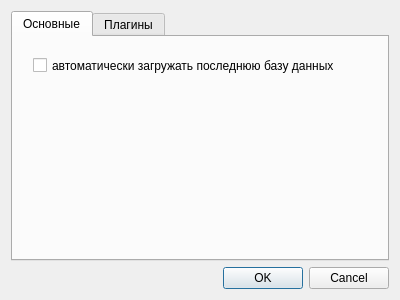
First picture: the form in forms/optionsform.ui, repository Igor-san/Pythotron, before the edit.
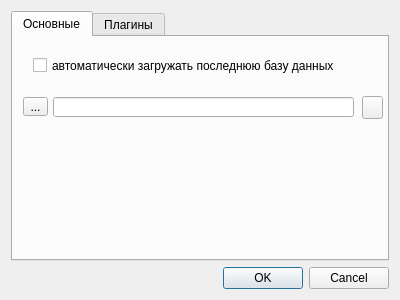
Second picture: the form after the edit. Icons and pictures are not drawn.

What changed in the file:
```diff
--- a/forms/optionsform.ui
+++ b/forms/optionsform.ui
@@ -36,6 +36,46 @@
         <string>автоматически загружать последнюю базу данных</string>
        </property>
       </widget>
+      <widget class="QToolButton" name="buttonOpenWavLocation">
+       <property name="geometry">
+        <rect>
+         <x>10</x>
+         <y>60</y>
+         <width>25</width>
+         <height>19</height>
+        </rect>
+       </property>
+       <property name="text">
+        <string>...</string>
+       </property>
+      </widget>
+      <widget class="QLineEdit" name="lineEditWavLocation">
+       <property name="geometry">
+        <rect>
+         <x>40</x>
+         <y>60</y>
+         <width>301</width>
+         <height>20</height>
+        </rect>
+       </property>
+      </widget>
+      <widget class="QPushButton" name="buttonPlayWav">
+       <property name="geometry">
+        <rect>
+         <x>349</x>
+         <y>59</y>
+         <width>21</width>
+         <height>23</height>
+        </rect>
+       </property>
+       <property name="text">
+        <string/>
+       </property>
+       <property name="icon">
+        <iconset>
+         <normaloff>../images/play_wavpx.png</normaloff>../images/play_wavpx.png</iconset>
+       </property>
+      </widget>
      </widget>
      <widget class="QWidget" name="tabPlugins">
       <attribute name="title">
```
